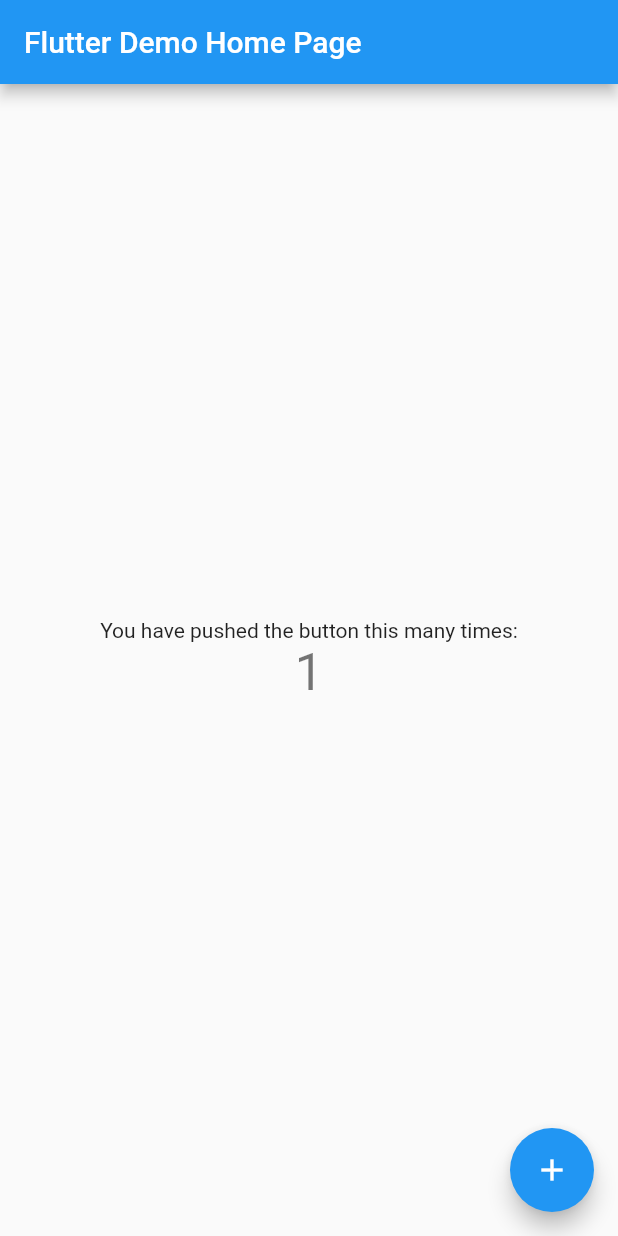
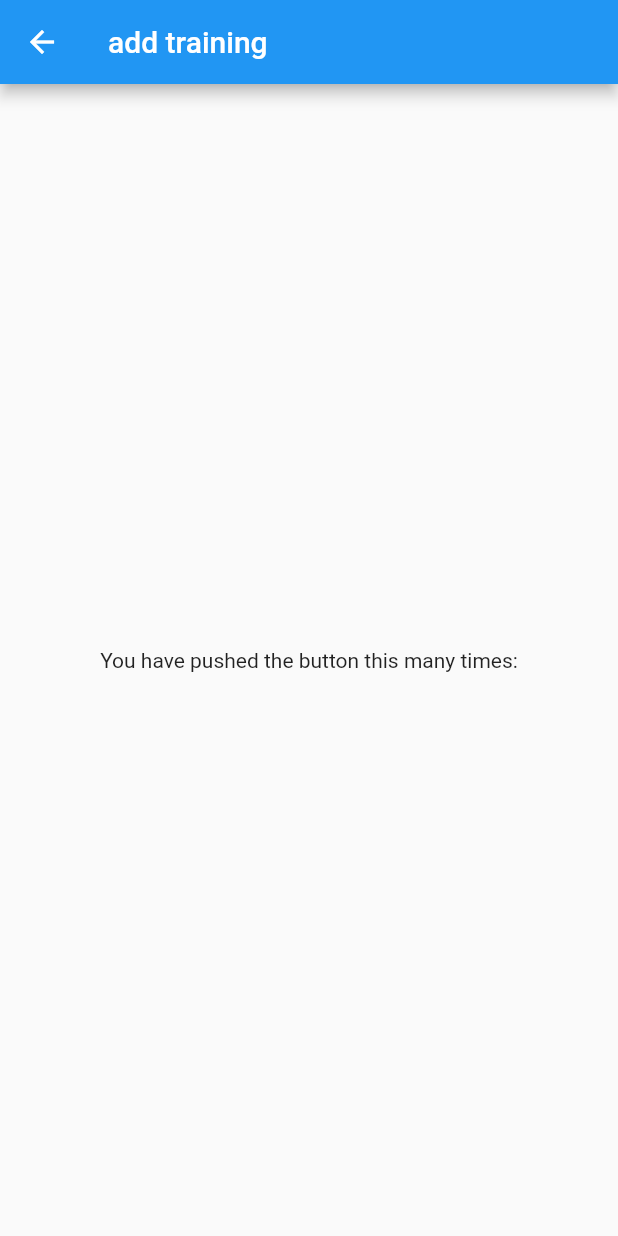
Before and after one commit to pleinair/kiritore, a Flutter app: the screen it shows after launch, after a tap on the "add" icon, on a phone screen of 412 x 824 dp. Run offline on Flutter 3.47's test engine with Material 2 defaults, Android fonts, the phone set to English and light mode, and no system bars; missing offline and left inert: flutter_driver.

```diff
--- /dev/null
+++ b/lib/addTraining.dart
@@ -0,0 +1,49 @@
+import 'package:flutter/material.dart';
+import 'package:flutter_driver/driver_extension.dart';
+
+class AddTraining extends StatelessWidget {
+  AddTraining();
+
+  @override
+  Widget build(BuildContext context) {
+    return new Scaffold(
+        appBar: new AppBar(
+          title: new Text('add training'),
+        ),
+        body: Center(
+          child: Column(
+            mainAxisAlignment: MainAxisAlignment.center,
+            children: <Widget>[
+              Text(
+                'You have pushed the button this many times:',
+              ),
+            ],
+          ),
+        ),
+        /*new ListView(children: [
+          new Row(children: <Widget>[
+            new Container(
+                margin: const EdgeInsets.only(left: 16.0),
+                child: new Image.asset('images/${_library.category}.png')),
+            new Container(
+                margin: const EdgeInsets.all(16.0),
+                child: new Text(_library.formalName,
+                    style: new TextStyle(
+                      fontSize: 16.0,
+                      fontWeight: FontWeight.w400,
+                    )))
+          ]),
+          new Container(
+              margin: const EdgeInsets.all(16.0),
+              child: new Text('${_library.post} ${_library.address}')),
+          new Container(
+              margin: const EdgeInsets.all(16.0),
+              child: new Text(_library.tel)),
+          new Container(
+              margin: const EdgeInsets.all(16.0),
+              child: new Text(_library.urlPC)),
+
+          ]*/
+        );
+  }
+}
--- a/lib/main.dart
+++ b/lib/main.dart
@@ -1,5 +1,6 @@
 import 'package:flutter/material.dart';
 import 'package:flutter_driver/driver_extension.dart';
+import 'package:kiritore/addTraining.dart';
 
 void main() {
   // Enable integration testing with the Flutter Driver extension.
@@ -27,6 +28,10 @@ class MyApp extends StatelessWidget {
         primarySwatch: Colors.blue,
       ),
       home: MyHomePage(title: 'Flutter Demo Home Page'),
+      // new Component() の引数で値の受け渡しが出来るっぽい
+      routes: <String, WidgetBuilder> {
+        '/add_training': (BuildContext context) => new AddTraining(),
+      }
     );
   }
 }
@@ -108,7 +113,9 @@ class _MyHomePageState extends State<MyHomePage> {
         ),
       ),
       floatingActionButton: FloatingActionButton(
-        onPressed: _incrementCounter,
+        onPressed: () {
+          Navigator.of(context).pushNamed("/add_training");
+        },
         tooltip: 'Increment',
         child: Icon(Icons.add),
       ), // This trailing comma makes auto-formatting nicer for build methods.
```
